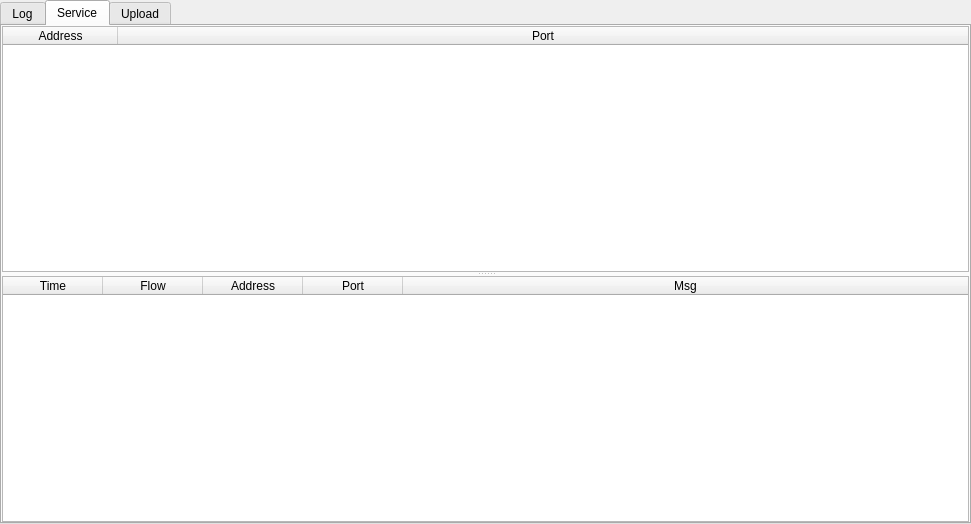
519984307/Container_Multiple_Channels_20200522, file Main/Log/data_log_form.ui: the form before one commit.
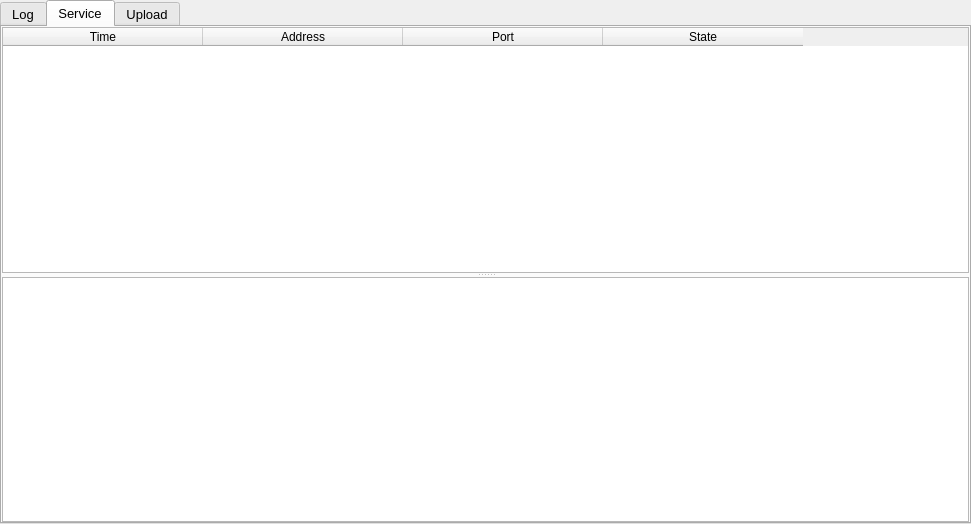
The form after the commit. The open tabs and pages were chosen to show the change. Icons and pictures are not drawn.

Diff of the .ui file:
```diff
--- a/Main/Log/data_log_form.ui
+++ b/Main/Log/data_log_form.ui
@@ -35,6 +35,13 @@
    </property>
    <item row="0" column="0">
     <widget class="QTabWidget" name="tabWidget">
+     <property name="font">
+      <font>
+       <pointsize>10</pointsize>
+       <weight>50</weight>
+       <bold>false</bold>
+      </font>
+     </property>
      <property name="currentIndex">
       <number>0</number>
      </property>
@@ -139,51 +146,19 @@
            <number>0</number>
           </property>
           <attribute name="horizontalHeaderDefaultSectionSize">
-           <number>115</number>
+           <number>200</number>
           </attribute>
           <attribute name="horizontalHeaderStretchLastSection">
-           <bool>true</bool>
+           <bool>false</bool>
           </attribute>
           <attribute name="verticalHeaderCascadingSectionResizes">
            <bool>false</bool>
           </attribute>
           <column>
            <property name="text">
-            <string>Address</string>
-           </property>
-          </column>
-          <column>
-           <property name="text">
-            <string>Port</string>
-           </property>
-          </column>
-         </widget>
-         <widget class="QTableWidget" name="tableWidget_2">
-          <property name="alternatingRowColors">
-           <bool>false</bool>
-          </property>
-          <property name="rowCount">
-           <number>0</number>
-          </property>
-          <attribute name="horizontalHeaderStretchLastSection">
-           <bool>true</bool>
-          </attribute>
-          <attribute name="verticalHeaderVisible">
-           <bool>false</bool>
-          </attribute>
-          <attribute name="verticalHeaderStretchLastSection">
-           <bool>true</bool>
-          </attribute>
-          <column>
-           <property name="text">
             <string>Time</string>
            </property>
           </column>
-          <column>
-           <property name="text">
-            <string>Flow</string>
-           </property>
-          </column>
           <column>
            <property name="text">
             <string>Address</string>
@@ -196,10 +171,11 @@
           </column>
           <column>
            <property name="text">
-            <string>Msg</string>
+            <string>State</string>
            </property>
           </column>
          </widget>
+         <widget class="QPlainTextEdit" name="plainTextEdit"/>
         </widget>
        </item>
       </layout>
```
Left out of the diff: 4 changed lines with no effect on the pictures.
